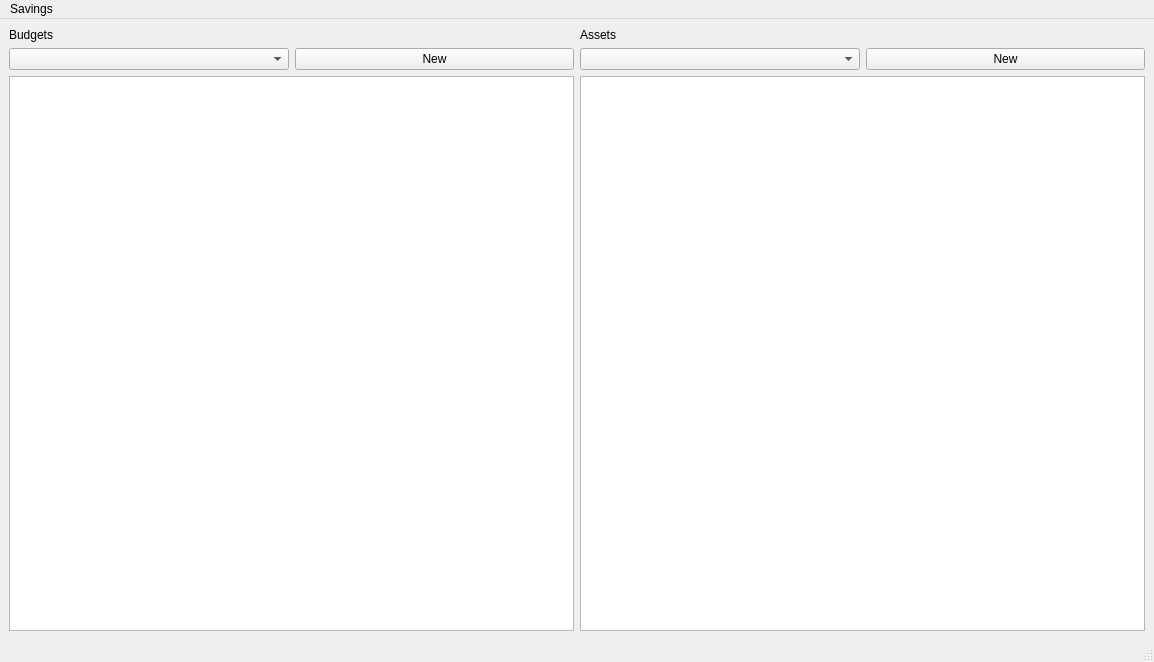
Qt form form/mainwindow.ui (lukasszz/savings) before a commit.
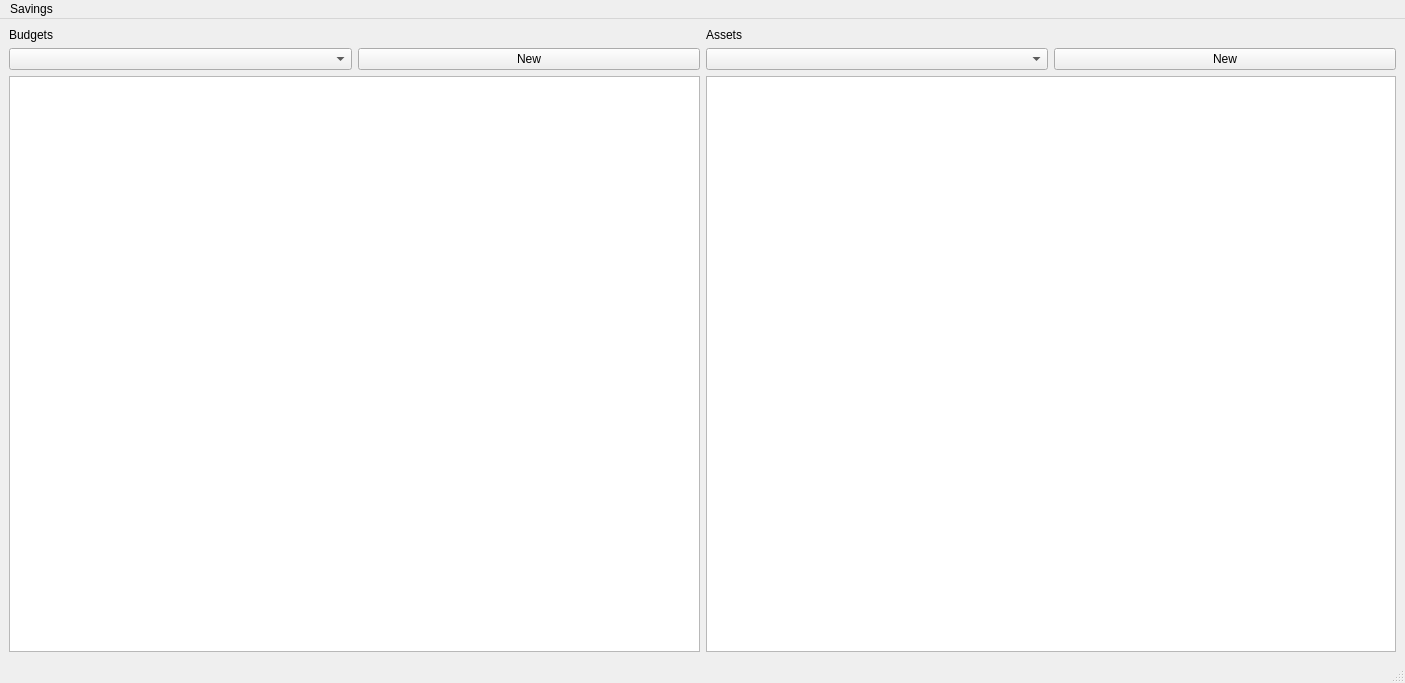
The same form after that commit.

Commit message: Action menu

```diff
--- a/form/mainwindow.ui
+++ b/form/mainwindow.ui
@@ -6,8 +6,8 @@
    <rect>
     <x>0</x>
     <y>0</y>
-    <width>1154</width>
-    <height>662</height>
+    <width>1405</width>
+    <height>683</height>
    </rect>
   </property>
   <property name="windowTitle">
@@ -78,7 +78,7 @@
     <rect>
      <x>0</x>
      <y>0</y>
-     <width>1154</width>
+     <width>1405</width>
      <height>46</height>
     </rect>
    </property>
```
Left out of the diff: 6 changed lines with no effect on the pictures. The commit also changes 1 other file.
